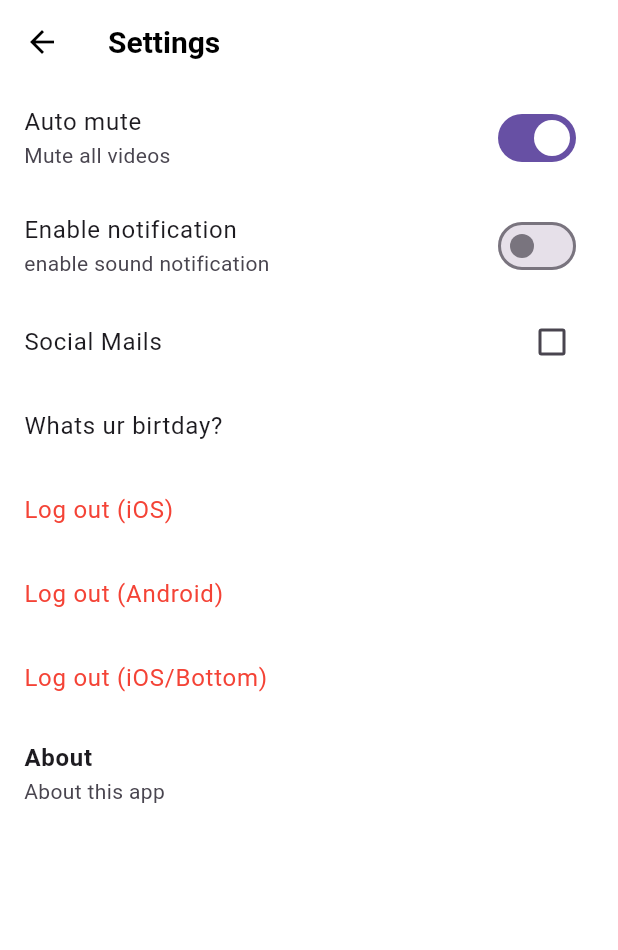
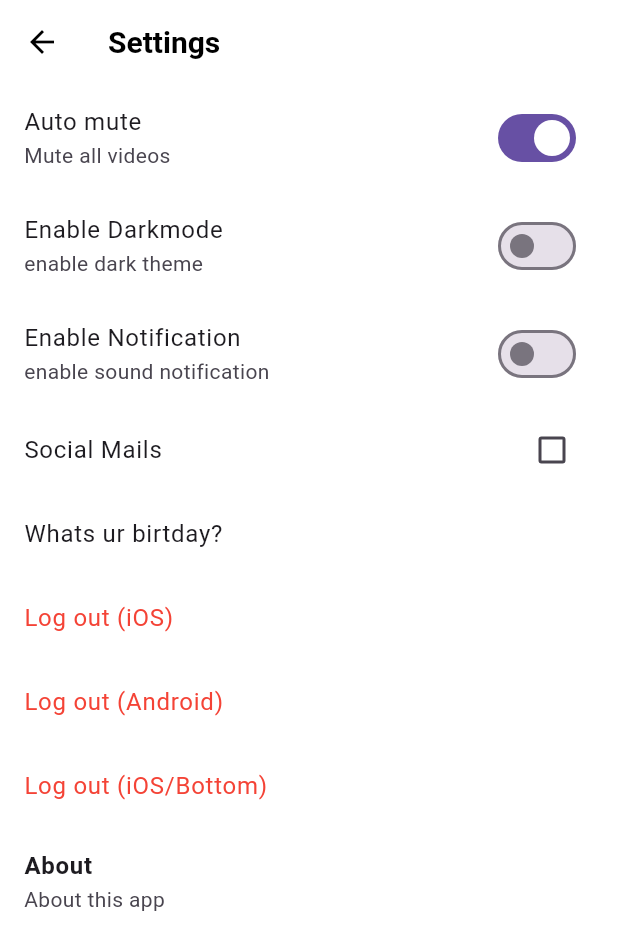
Before and after one commit to Abdul-lembariti/tiktok_clone, a Flutter app: the SettingsScreen screen opened directly, after a tap on "Auto mute", on a phone screen of 412 x 824 dp. Shown: the top 950 px of the screen. Run offline on Flutter 3.47's test engine with Material 3 defaults, Android fonts, the phone set to English and light mode, and no system bars; our stand-ins replace camera, font_awesome_flutter, gallery_saver, go_router, image_picker, permission_handler and 2 more; network calls fail.

Commit message:
#19.10 ValueNotifier

```diff
--- a/lib/common/widgets/video_config/video_config.dart
+++ b/lib/common/widgets/video_config/video_config.dart
@@ -1,12 +1,5 @@
 import 'package:flutter/material.dart';
 
-class VideoConfig extends ChangeNotifier {
-  bool autoMute = false;
+final videoConfig = ValueNotifier(false);
 
-  void toogleAutoMute(){
-    autoMute = !autoMute;
-    notifyListeners();
-  }
-}
-
-final videoConfig = VideoConfig();
+final themeConfig = ValueNotifier(false);
--- a/lib/features/settings/settings_screen.dart
+++ b/lib/features/settings/settings_screen.dart
@@ -35,18 +35,29 @@ class _SettingsScreenState extends State<SettingsScreen> {
             AnimatedBuilder(
               animation: videoConfig,
               builder: (context, child) => SwitchListTile.adaptive(
-                value: videoConfig.autoMute,
+                value: videoConfig.value,
                 onChanged: (value) {
-                  videoConfig.toogleAutoMute();
+                  videoConfig.value = !videoConfig.value;
                 },
                 title: const Text('Auto mute'),
                 subtitle: const Text('Mute all videos'),
               ),
             ),
+            ValueListenableBuilder(
+              valueListenable: themeConfig,
+              builder: (context, value, child) => SwitchListTile.adaptive(
+                value: value,
+                onChanged: (newValue) {
+                  themeConfig.value = newValue;
+                },
+                title: const Text('Enable Darkmode'),
+                subtitle: const Text('enable dark theme'),
+              ),
+            ),
             SwitchListTile.adaptive(
               value: _notification,
               onChanged: _onNotification,
-              title: const Text('Enable notification'),
+              title: const Text('Enable Notification'),
               subtitle: const Text('enable sound notification'),
             ),
             CheckboxListTile(
--- a/lib/features/videos/widget/video_post.dart
+++ b/lib/features/videos/widget/video_post.dart
@@ -32,7 +32,7 @@ class _VideoPostState extends State<VideoPost>
   bool _isPaused = false;
   bool _isLiked = false;
 
-  bool _autoMute = videoConfig.autoMute;
+  bool _autoMute = videoConfig.value;
 
   final Duration _animationDuration = const Duration(milliseconds: 300);
   late final AnimationController _animationController;
@@ -71,7 +71,7 @@ class _VideoPostState extends State<VideoPost>
 
     videoConfig.addListener(() {
       setState(() {
-        _autoMute = videoConfig.autoMute;
+        _autoMute = videoConfig.value;
       });
     });
   }
@@ -174,7 +174,9 @@ class _VideoPostState extends State<VideoPost>
             right: 20,
             top: 40,
             child: IconButton(
-              onPressed: videoConfig.toogleAutoMute,
+              onPressed: () {
+                videoConfig.value = !videoConfig.value;
+              },
               icon: FaIcon(
                 _autoMute
                     ? FontAwesomeIcons.volumeOff
--- a/lib/main.dart
+++ b/lib/main.dart
@@ -1,6 +1,7 @@
 import 'package:flutter/material.dart';
 import 'package:flutter/services.dart';
 import 'package:flutter_localizations/flutter_localizations.dart';
+import 'package:tiktok_clone/common/widgets/video_config/video_config.dart';
 import 'package:tiktok_clone/constants/sizes.dart';
 import 'package:tiktok_clone/generated/l10n.dart';
 import 'package:tiktok_clone/router.dart';
@@ -40,7 +41,7 @@ class TikTokApp extends StatelessWidget {
         Locale('es'),
         Locale('ko'),
       ],
-      themeMode: ThemeMode.system,
+      themeMode: themeConfig.value ? ThemeMode.dark : ThemeMode.light,
       theme: ThemeData(
         brightness: Brightness.light,
         textTheme: Typography.blackMountainView,
```
